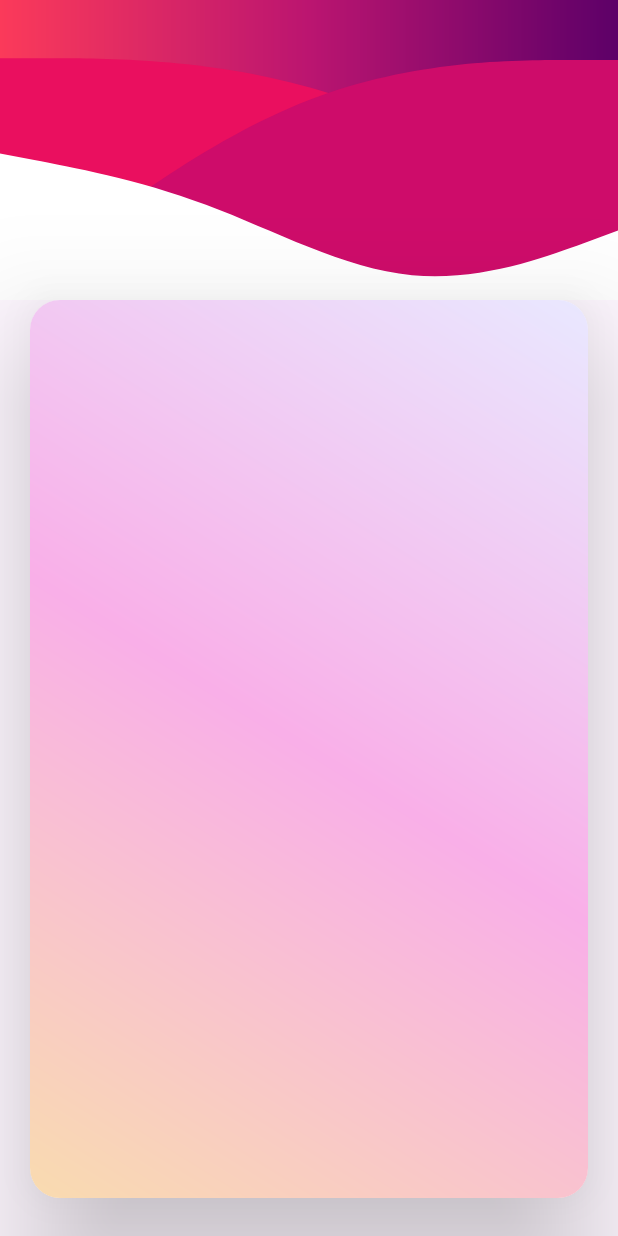
After one commit to Rituraj-Saha/JwellaryBaisc, an Android app: the LoginActivity screen opened directly, with no data from a screen before it, on a phone screen of 412 x 824 dp. The commit adds this screen. Run offline under Robolectric (Android 15) with nearby library versions, the phone set to English and light mode, and no system bars; our stand-ins replace Picasso; libraries missing offline, so code that uses them is left out: com.etebarian.meowbottomnavigation, com.makeramen.roundedimageview.

Commit message:
Build The Login And Sign Up

```diff
--- a/app/build.gradle
+++ b/app/build.gradle
@@ -53,6 +53,7 @@ dependencies {
     implementation 'androidx.appcompat:appcompat:1.6.1'
     implementation 'com.google.android.material:material:1.5.0'
     implementation 'androidx.constraintlayout:constraintlayout:2.1.4'
+    implementation 'androidx.annotation:annotation:1.6.0'
     testImplementation 'junit:junit:4.13.2'
     androidTestImplementation 'androidx.test.ext:junit:1.1.5'
     androidTestImplementation 'androidx.test.espresso:espresso-core:3.5.1'
--- a/app/src/main/AndroidManifest.xml
+++ b/app/src/main/AndroidManifest.xml
@@ -13,6 +13,10 @@
         android:theme="@style/Theme.JwellaryBaisc"
         tools:targetApi="31">
         <activity
+            android:name=".LoginActivity"
+            android:exported="false" />
+
+        <activity
             android:name=".CartActivity"
             android:exported="false" />
         <activity
--- /dev/null
+++ b/app/src/main/java/com/techmasan/jwellarybaisc/LoginActivity.kt
@@ -0,0 +1,11 @@
+package com.techmasan.jwellarybaisc
+
+import androidx.appcompat.app.AppCompatActivity
+import android.os.Bundle
+
+class LoginActivity : AppCompatActivity() {
+    override fun onCreate(savedInstanceState: Bundle?) {
+        super.onCreate(savedInstanceState)
+        setContentView(R.layout.activity_login)
+    }
+}
--- /dev/null
+++ b/app/src/main/res/layout/activity_login.xml
@@ -0,0 +1,43 @@
+<?xml version="1.0" encoding="utf-8"?>
+<LinearLayout xmlns:android="http://schemas.android.com/apk/res/android"
+    xmlns:app="http://schemas.android.com/apk/res-auto"
+    xmlns:tools="http://schemas.android.com/tools"
+    android:layout_width="match_parent"
+    android:layout_height="match_parent"
+    tools:context=".LoginActivity"
+    android:orientation="vertical"
+    >
+    <ImageView
+        android:layout_width="match_parent"
+        android:layout_height="200dp"
+        android:src="@drawable/top_bar_drawable"
+        android:scaleType="fitXY"/>
+    <androidx.cardview.widget.CardView
+        android:layout_width="match_parent"
+        android:layout_height="match_parent"
+        android:layout_marginBottom="25dp"
+        android:layout_marginStart="20dp"
+        android:layout_marginEnd="20dp"
+        app:cardCornerRadius="20dp"
+        app:cardElevation="50dp"
+        >
+        <LinearLayout
+            android:layout_width="match_parent"
+            android:layout_height="match_parent"
+            android:orientation="vertical"
+            android:background="@drawable/grid_back"
+            >
+            <LinearLayout
+                android:layout_width="match_parent"
+                android:layout_height="80dp"
+                android:orientation="horizontal"
+                >
+
+            </LinearLayout>
+
+
+        </LinearLayout>
+
+    </androidx.cardview.widget.CardView>
+
+</LinearLayout>
--- a/app/src/main/res/layout/activity_main.xml
+++ b/app/src/main/res/layout/activity_main.xml
@@ -201,7 +201,7 @@
                             android:padding="0dp"
                             android:text="0"
                             android:textColor="@color/white"
-                            android:textSize="10dp"
+                            android:textSize="10sp"
                             android:textStyle="bold"
                             android:visibility="gone"
                             />
```
Also changed, not shown: app/src/main/java/com/techmasan/jwellarybaisc/CartActivity.kt (+10 -0 lines), app/src/main/java/com/techmasan/jwellarybaisc/Util.kt (+8 -2 lines), app/src/main/res/values/strings.xml (+9 -0 lines).
